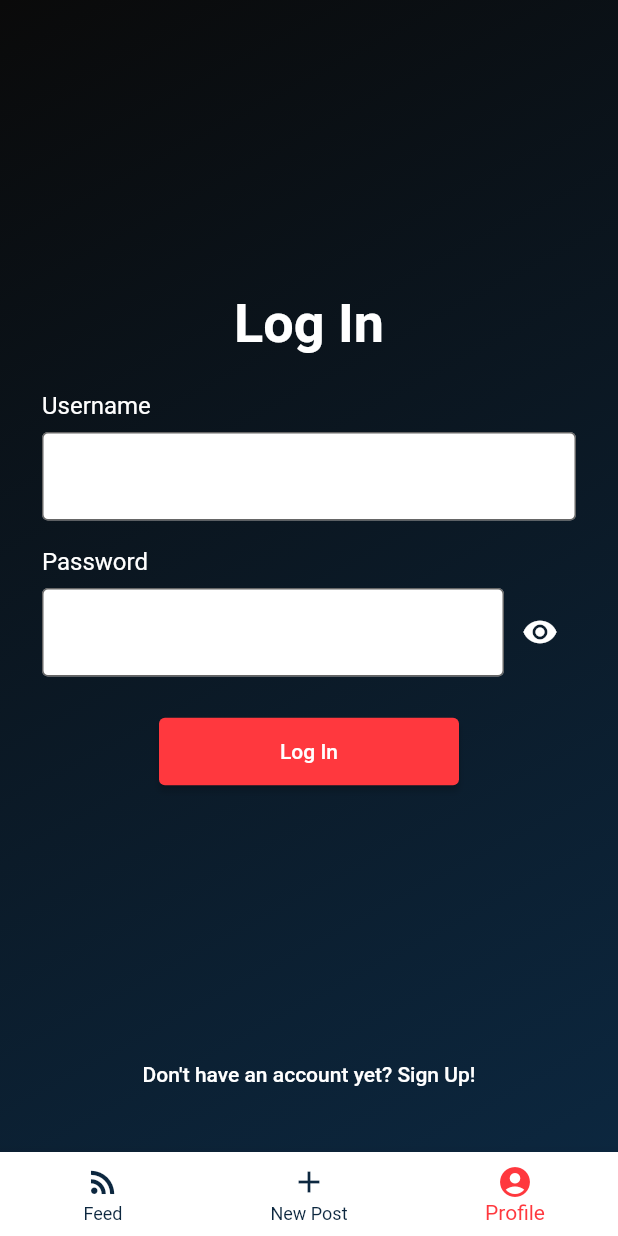
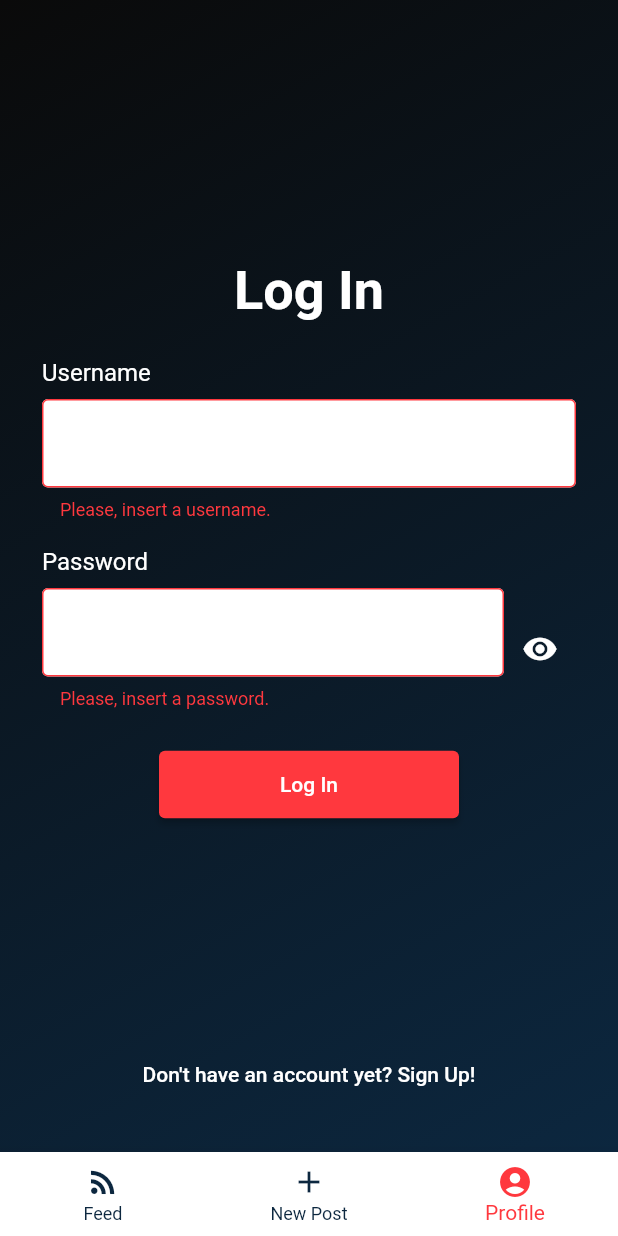
Before and after one commit to ArthurAMP/mini_feed_project, a Flutter app: the screen it shows after launch, item 3 of the bottom bar chosen, after a tap on "Log In", on a phone screen of 412 x 824 dp. Run offline on Flutter 3.47's test engine with Material 2 defaults, Android fonts, the phone set to English and light mode, and no system bars; our stand-ins replace flutter_markdown, flutter_secure_storage, infinite_scroll_pagination; network calls fail.

Commit message:
Implement validators for Login and Signup

```diff
--- a/lib/components/auth/base_form.dart
+++ b/lib/components/auth/base_form.dart
@@ -6,13 +6,15 @@ class AuthForm extends StatefulWidget {
       required this.title,
       required this.bottomText,
       required this.formFields,
-      required this.onBottomTextButtonPressed})
+      required this.onBottomTextButtonPressed,
+      required this.onSubmitButtonPressed})
       : super(key: key);
 
   final String title;
   final String bottomText;
   final List<Widget> formFields;
   final void Function() onBottomTextButtonPressed;
+  final void Function() onSubmitButtonPressed;
 
   @override
   State<AuthForm> createState() => _AuthFormState();
@@ -50,7 +52,11 @@ class _AuthFormState extends State<AuthForm> {
                           Padding(
                             padding: const EdgeInsets.only(top: 8),
                             child: ElevatedButton(
-                              onPressed: () {},
+                              onPressed: () {
+                                if (_formKey.currentState!.validate()) {
+                                  widget.onSubmitButtonPressed();
+                                }
+                              },
                               child: Text(widget.title),
                               style: ElevatedButton.styleFrom(
                                   minimumSize: const Size(200, 45)),
--- a/lib/components/auth/custom_fields.dart
+++ b/lib/components/auth/custom_fields.dart
@@ -5,7 +5,9 @@ const authFieldsDecoration = InputDecoration(
     border: OutlineInputBorder(), fillColor: Colors.white, filled: true);
 
 class DateFormField extends StatefulWidget {
-  const DateFormField({Key? key}) : super(key: key);
+  const DateFormField({Key? key, required this.onValidation}) : super(key: key);
+
+  final void Function(DateTime birthDate) onValidation;
 
   @override
   State<DateFormField> createState() => _DateFormFieldState();
@@ -44,12 +46,48 @@ class _DateFormFieldState extends State<DateFormField> {
       controller: _controller,
       onTap: () => _getDateFromUser(context),
       readOnly: true,
+      validator: (value) {
+        if (_selectedDate == null || value == null || value.isEmpty) {
+          return "Please, insert a birth date";
+        }
+        widget.onValidation(_selectedDate!);
+        return null;
+      },
+    );
+  }
+}
+
+class UsernameFormField extends StatefulWidget {
+  const UsernameFormField({Key? key, required this.onValidation})
+      : super(key: key);
+
+  final void Function(String username) onValidation;
+
+  @override
+  State<UsernameFormField> createState() => _UsernameFormFieldState();
+}
+
+class _UsernameFormFieldState extends State<UsernameFormField> {
+  @override
+  Widget build(BuildContext context) {
+    return TextFormField(
+      decoration: authFieldsDecoration,
+      validator: (value) {
+        if (value == null || value.isEmpty) {
+          return "Please, insert a username.";
+        }
+        widget.onValidation(value);
+        return null;
+      },
     );
   }
 }
 
 class PasswordFormField extends StatefulWidget {
-  const PasswordFormField({Key? key}) : super(key: key);
+  const PasswordFormField({Key? key, required this.onValidation})
+      : super(key: key);
+
+  final void Function(String password) onValidation;
 
   @override
   State<PasswordFormField> createState() => _PasswordFormFieldState();
@@ -72,6 +110,13 @@ class _PasswordFormFieldState extends State<PasswordFormField> {
           child: TextFormField(
             decoration: authFieldsDecoration,
             obscureText: !_isPasswordVisible,
+            validator: (value) {
+              if (value == null || value.isEmpty) {
+                return "Please, insert a password.";
+              }
+              widget.onValidation(value);
+              return null;
+            },
           ),
         ),
         IconButton(
--- a/lib/components/auth/login_form.dart
+++ b/lib/components/auth/login_form.dart
@@ -2,25 +2,40 @@ import 'package:flutter/material.dart';
 import 'package:mini_feed_project/components/auth/base_form.dart';
 import 'package:mini_feed_project/components/auth/custom_fields.dart';
 
-class LoginForm extends StatelessWidget {
+class LoginForm extends StatefulWidget {
   const LoginForm({Key? key, required this.onBottomTextButtonPressed})
       : super(key: key);
 
   final void Function() onBottomTextButtonPressed;
 
   @override
+  State<LoginForm> createState() => _LoginFormState();
+}
+
+class _LoginFormState extends State<LoginForm> {
+  String? _username;
+  String? _password;
+
+  @override
   Widget build(BuildContext context) {
     return AuthForm(
         title: "Log In",
         bottomText: "Don't have an account yet? Sign Up!",
+        onSubmitButtonPressed: () {
+          print("Login: $_username | $_password");
+        },
         formFields: [
           WrappedTitle(
               title: "Username",
-              child: TextFormField(
-                decoration: authFieldsDecoration,
+              child: UsernameFormField(
+                onValidation: (username) => _username = username,
               )),
-          const WrappedTitle(title: "Password", child: PasswordFormField()),
+          WrappedTitle(
+              title: "Password",
+              child: PasswordFormField(
+                onValidation: (password) => _password = password,
+              ))
         ],
-        onBottomTextButtonPressed: onBottomTextButtonPressed);
+        onBottomTextButtonPressed: widget.onBottomTextButtonPressed);
   }
 }
--- a/lib/components/auth/signup_form.dart
+++ b/lib/components/auth/signup_form.dart
@@ -2,26 +2,46 @@ import 'package:flutter/material.dart';
 import 'package:mini_feed_project/components/auth/base_form.dart';
 import 'package:mini_feed_project/components/auth/custom_fields.dart';
 
-class SignUpForm extends StatelessWidget {
+class SignUpForm extends StatefulWidget {
   const SignUpForm({Key? key, required this.onBottomTextButtonPressed})
       : super(key: key);
 
   final void Function() onBottomTextButtonPressed;
 
   @override
+  State<SignUpForm> createState() => _SignUpFormState();
+}
+
+class _SignUpFormState extends State<SignUpForm> {
+  String? _username;
+  String? _password;
+  DateTime? _birthDate;
+
+  @override
   Widget build(BuildContext context) {
     return AuthForm(
         title: "Sign Up",
         bottomText: "Already have an account? Log In!",
+        onSubmitButtonPressed: () {
+          print("SignUp: $_username | $_password | $_birthDate");
+        },
         formFields: [
           WrappedTitle(
               title: "Username",
-              child: TextFormField(
-                decoration: authFieldsDecoration,
+              child: UsernameFormField(
+                onValidation: (username) => _username = username,
               )),
-          const WrappedTitle(title: "Password", child: PasswordFormField()),
-          const WrappedTitle(title: "Birthday", child: DateFormField())
+          WrappedTitle(
+              title: "Password",
+              child: PasswordFormField(
+                onValidation: (password) => _password = password,
+              )),
+          WrappedTitle(
+              title: "Birthday",
+              child: DateFormField(
+                onValidation: (birthDate) => _birthDate = birthDate,
+              ))
         ],
-        onBottomTextButtonPressed: onBottomTextButtonPressed);
+        onBottomTextButtonPressed: widget.onBottomTextButtonPressed);
   }
 }
```
Also changed, not shown: pubspec.lock.
